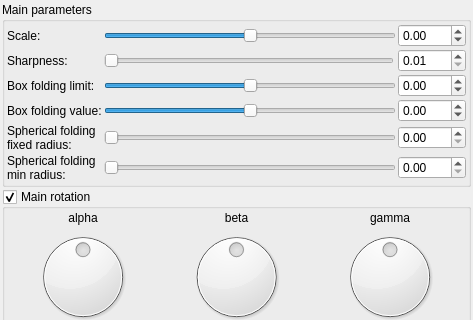
buddhi1980/mandelbulber2, file mandelbulber2/qt_data/fractal_smooth_mandelbox.ui: the form before one commit; both pictures show x 0 to 473 and y 0 to 320 of the 473 by 1090 pixel window.
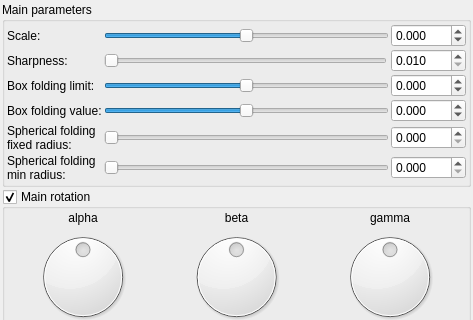
The form after the commit. Custom widgets are drawn as their Qt base class.

Commit message: Increased precission of some fractal formula edit fields

The edit to the form file:
```diff
--- a/mandelbulber2/qt_data/fractal_smooth_mandelbox.ui
+++ b/mandelbulber2/qt_data/fractal_smooth_mandelbox.ui
@@ -79,10 +79,10 @@
            </sizepolicy>
           </property>
           <property name="minimum">
-           <number>-500</number>
+           <number>-5000</number>
           </property>
           <property name="maximum">
-           <number>500</number>
+           <number>5000</number>
           </property>
           <property name="singleStep">
            <number>1</number>
@@ -104,7 +104,7 @@
            <number>0</number>
           </property>
           <property name="maximum">
-           <number>500</number>
+           <number>5000</number>
           </property>
           <property name="singleStep">
            <number>1</number>
@@ -126,7 +126,7 @@
            <number>0</number>
           </property>
           <property name="maximum">
-           <number>500</number>
+           <number>5000</number>
           </property>
           <property name="singleStep">
            <number>1</number>
@@ -145,10 +145,10 @@
            </sizepolicy>
           </property>
           <property name="minimum">
-           <number>-5000</number>
+           <number>-50000</number>
           </property>
           <property name="maximum">
-           <number>5000</number>
+           <number>50000</number>
           </property>
           <property name="singleStep">
            <number>1</number>
@@ -167,10 +167,10 @@
            </sizepolicy>
           </property>
           <property name="minimum">
-           <number>-5000</number>
+           <number>-50000</number>
           </property>
           <property name="maximum">
-           <number>5000</number>
+           <number>50000</number>
           </property>
           <property name="singleStep">
            <number>1</number>
@@ -209,7 +209,7 @@
            <string/>
           </property>
           <property name="decimals">
-           <number>2</number>
+           <number>3</number>
           </property>
           <property name="maximum">
            <double>100.000000000000000</double>
@@ -234,7 +234,7 @@
            <string/>
           </property>
           <property name="decimals">
-           <number>2</number>
+           <number>3</number>
           </property>
           <property name="minimum">
            <double>-100.000000000000000</double>
@@ -262,7 +262,7 @@
            <string/>
           </property>
           <property name="decimals">
-           <number>2</number>
+           <number>3</number>
           </property>
           <property name="minimum">
            <double>-100.000000000000000</double>
@@ -290,7 +290,7 @@
            <string/>
           </property>
           <property name="decimals">
-           <number>2</number>
+           <number>3</number>
           </property>
           <property name="maximum">
            <double>100.000000000000000</double>
@@ -323,7 +323,7 @@
            <string/>
           </property>
           <property name="decimals">
-           <number>2</number>
+           <number>3</number>
           </property>
           <property name="minimum">
            <double>-100.000000000000000</double>
@@ -355,7 +355,7 @@
            <number>1</number>
           </property>
           <property name="maximum">
-           <number>5000</number>
+           <number>50000</number>
           </property>
           <property name="singleStep">
            <number>1</number>
@@ -380,7 +380,7 @@
            <string/>
           </property>
           <property name="decimals">
-           <number>2</number>
+           <number>3</number>
           </property>
           <property name="minimum">
            <double>0.010000000000000</double>
```
The commit also changes 5 other files.
